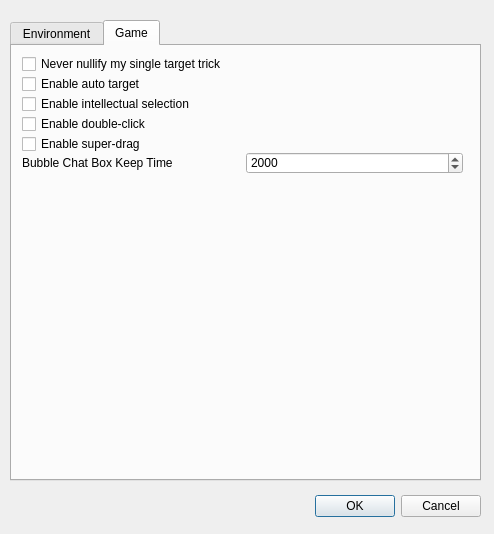
This is src/dialog/configdialog.ui in Mogara/QSanguosha-v2 as Qt 5 draws it before an edit. The edited form follows.
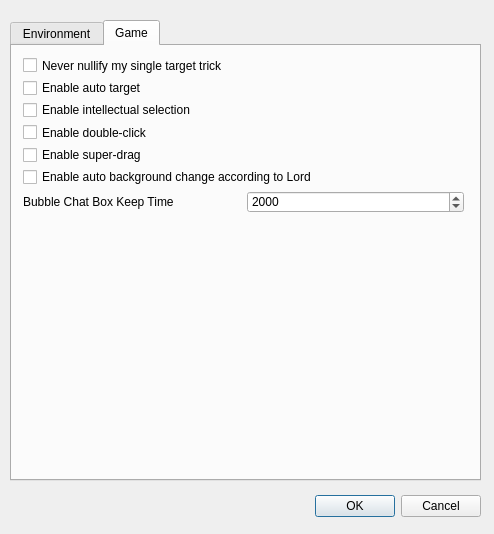
This is the edited form. The open tabs and pages were chosen to show the change.

The edit to the form file:
```diff
--- a/src/dialog/configdialog.ui
+++ b/src/dialog/configdialog.ui
@@ -457,84 +457,11 @@
     <attribute name="title">
      <string>Game</string>
     </attribute>
-    <widget class="QCheckBox" name="neverNullifyMyTrickCheckBox">
-     <property name="geometry">
-      <rect>
-       <x>10</x>
-       <y>10</y>
-       <width>331</width>
-       <height>16</height>
-      </rect>
-     </property>
-     <property name="text">
-      <string>Never nullify my single target trick</string>
-     </property>
-     <property name="checked">
-      <bool>false</bool>
-     </property>
-    </widget>
-    <widget class="QCheckBox" name="autoTargetCheckBox">
-     <property name="enabled">
-      <bool>true</bool>
-     </property>
-     <property name="geometry">
-      <rect>
-       <x>10</x>
-       <y>30</y>
-       <width>241</width>
-       <height>16</height>
-      </rect>
-     </property>
-     <property name="text">
-      <string>Enable auto target</string>
-     </property>
-     <property name="checked">
-      <bool>false</bool>
-     </property>
-    </widget>
-    <widget class="QCheckBox" name="intellectualSelectionCheckBox">
-     <property name="enabled">
-      <bool>true</bool>
-     </property>
-     <property name="geometry">
-      <rect>
-       <x>10</x>
-       <y>50</y>
-       <width>241</width>
-       <height>16</height>
-      </rect>
-     </property>
-     <property name="text">
-      <string>Enable intellectual selection</string>
-     </property>
-     <property name="checked">
-      <bool>false</bool>
-     </property>
-    </widget>
-    <widget class="QCheckBox" name="doubleClickCheckBox">
-     <property name="enabled">
-      <bool>true</bool>
-     </property>
-     <property name="geometry">
-      <rect>
-       <x>10</x>
-       <y>70</y>
-       <width>241</width>
-       <height>16</height>
-      </rect>
-     </property>
-     <property name="text">
-      <string>Enable double-click</string>
-     </property>
-     <property name="checked">
-      <bool>false</bool>
-     </property>
-    </widget>
     <widget class="QWidget" name="horizontalLayoutWidget">
      <property name="geometry">
       <rect>
-       <x>10</x>
-       <y>106</y>
+       <x>11</x>
+       <y>145</y>
        <width>441</width>
        <height>22</height>
       </rect>
@@ -559,24 +486,86 @@
       </item>
      </layout>
     </widget>
-    <widget class="QCheckBox" name="superDragCheckBox">
-     <property name="enabled">
-      <bool>true</bool>
-     </property>
+    <widget class="QWidget" name="">
      <property name="geometry">
       <rect>
-       <x>10</x>
-       <y>90</y>
-       <width>241</width>
-       <height>16</height>
+       <x>11</x>
+       <y>11</y>
+       <width>307</width>
+       <height>128</height>
       </rect>
      </property>
-     <property name="text">
-      <string>Enable super-drag</string>
-     </property>
-     <property name="checked">
-      <bool>false</bool>
-     </property>
+     <layout class="QVBoxLayout" name="verticalLayout_3">
+      <item>
+       <widget class="QCheckBox" name="neverNullifyMyTrickCheckBox">
+        <property name="text">
+         <string>Never nullify my single target trick</string>
+        </property>
+        <property name="checked">
+         <bool>false</bool>
+        </property>
+       </widget>
+      </item>
+      <item>
+       <widget class="QCheckBox" name="autoTargetCheckBox">
+        <property name="enabled">
+         <bool>true</bool>
+        </property>
+        <property name="text">
+         <string>Enable auto target</string>
+        </property>
+        <property name="checked">
+         <bool>false</bool>
+        </property>
+       </widget>
+      </item>
+      <item>
+       <widget class="QCheckBox" name="intellectualSelectionCheckBox">
+        <property name="enabled">
+         <bool>true</bool>
+        </property>
+        <property name="text">
+         <string>Enable intellectual selection</string>
+        </property>
+        <property name="checked">
+         <bool>false</bool>
+        </property>
+       </widget>
+      </item>
+      <item>
+       <widget class="QCheckBox" name="doubleClickCheckBox">
+        <property name="enabled">
+         <bool>true</bool>
+        </property>
+        <property name="text">
+         <string>Enable double-click</string>
+        </property>
+        <property name="checked">
+         <bool>false</bool>
+        </property>
+       </widget>
+      </item>
+      <item>
+       <widget class="QCheckBox" name="superDragCheckBox">
+        <property name="enabled">
+         <bool>true</bool>
+        </property>
+        <property name="text">
+         <string>Enable super-drag</string>
+        </property>
+        <property name="checked">
+         <bool>false</bool>
+        </property>
+       </widget>
+      </item>
+      <item>
+       <widget class="QCheckBox" name="backgroundChangeCheckBox">
+        <property name="text">
+         <string>Enable auto background change according to Lord</string>
+        </property>
+       </widget>
+      </item>
+     </layout>
     </widget>
    </widget>
   </widget>
```
Left out of the diff: 12 changed lines with no effect on the pictures.
